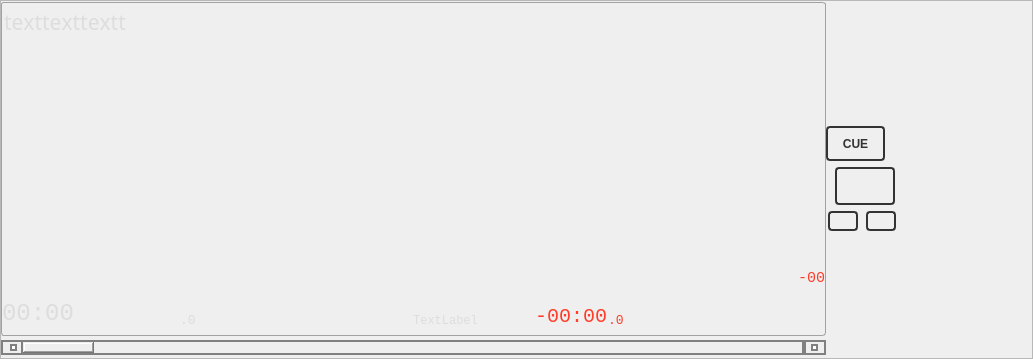
Above: src/playerwidget.ui from knowthelist/knowthelist before the change. Below: the same form after it.
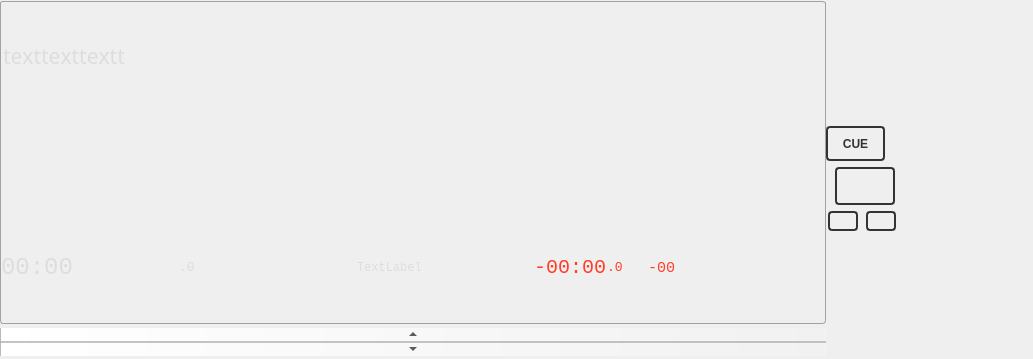
That is the form after the change. Custom widgets are drawn as their Qt base class.

What changed in the file:
```diff
--- a/src/playerwidget.ui
+++ b/src/playerwidget.ui
@@ -11,7 +11,7 @@
    </rect>
   </property>
   <property name="sizePolicy">
-   <sizepolicy hsizetype="Preferred" vsizetype="Preferred">
+    <sizepolicy hsizetype="Preferred" vsizetype="Expanding">
     <horstretch>0</horstretch>
     <verstretch>0</verstretch>
    </sizepolicy>
@@ -209,10 +209,7 @@
       <string notr="true"/>
      </property>
      <property name="frameShape">
-      <enum>QFrame::Shape::StyledPanel</enum>
-     </property>
-     <property name="frameShadow">
-      <enum>QFrame::Shadow::Raised</enum>
+      <enum>QFrame::NoFrame</enum>
      </property>
      <layout class="QHBoxLayout" name="horizontalLayout">
       <property name="spacing">
@@ -233,9 +230,9 @@
       <item>
        <widget class="QFrame" name="frame_3">
         <property name="sizePolicy">
-         <sizepolicy hsizetype="Preferred" vsizetype="Expanding">
+         <sizepolicy hsizetype="Expanding" vsizetype="Expanding">
           <horstretch>4</horstretch>
-          <verstretch>0</verstretch>
+          <verstretch>4</verstretch>
          </sizepolicy>
         </property>
         <property name="minimumSize">
@@ -251,10 +248,7 @@
          </size>
         </property>
         <property name="frameShape">
-         <enum>QFrame::Shape::NoFrame</enum>
-        </property>
-        <property name="frameShadow">
-         <enum>QFrame::Shadow::Raised</enum>
+         <enum>QFrame::NoFrame</enum>
         </property>
         <layout class="QGridLayout" name="gridLayout_3" rowstretch="1,0">
          <property name="leftMargin">
@@ -297,9 +291,6 @@
            <property name="pageStep">
             <number>100</number>
            </property>
-           <property name="orientation">
-            <enum>Qt::Orientation::Horizontal</enum>
-           </property>
            <property name="invertedControls">
             <bool>false</bool>
            </property>
@@ -320,10 +311,7 @@
             </size>
            </property>
            <property name="frameShape">
-            <enum>QFrame::Shape::NoFrame</enum>
-           </property>
-           <property name="frameShadow">
-            <enum>QFrame::Shadow::Raised</enum>
+            <enum>QFrame::NoFrame</enum>
            </property>
            <layout class="QVBoxLayout" name="verticalLayout">
             <property name="spacing">
@@ -810,9 +798,6 @@
               <property name="scaledContents">
                <bool>false</bool>
               </property>
-              <property name="alignment">
-               <set>Qt::AlignmentFlag::AlignLeading|Qt::AlignmentFlag::AlignLeft|Qt::AlignmentFlag::AlignTop</set>
-              </property>
               <property name="wordWrap">
                <bool>true</bool>
               </property>
@@ -842,10 +827,7 @@
                </size>
               </property>
               <property name="frameShape">
-               <enum>QFrame::Shape::NoFrame</enum>
-              </property>
-              <property name="frameShadow">
-               <enum>QFrame::Shadow::Raised</enum>
+               <enum>QFrame::NoFrame</enum>
               </property>
               <layout class="QHBoxLayout" name="horizontalLayout_7">
                <property name="leftMargin">
@@ -906,10 +888,7 @@
                </size>
               </property>
               <property name="frameShape">
-               <enum>QFrame::Shape::NoFrame</enum>
-              </property>
-              <property name="frameShadow">
-               <enum>QFrame::Shadow::Raised</enum>
+               <enum>QFrame::NoFrame</enum>
               </property>
               <layout class="QHBoxLayout" name="horizontalLayout_5">
                <property name="spacing">
@@ -1406,9 +1385,6 @@
                  <property name="scaledContents">
                   <bool>false</bool>
                  </property>
-                 <property name="alignment">
-                  <set>Qt::AlignmentFlag::AlignBottom|Qt::AlignmentFlag::AlignLeft|Qt::AlignmentFlag::AlignLeading</set>
-                 </property>
                  <property name="margin">
                   <number>0</number>
                  </property>
@@ -1895,9 +1871,6 @@
                  <property name="scaledContents">
                   <bool>false</bool>
                  </property>
-                 <property name="alignment">
-                  <set>Qt::AlignmentFlag::AlignBottom|Qt::AlignmentFlag::AlignLeading|Qt::AlignmentFlag::AlignLeft</set>
-                 </property>
                  <property name="wordWrap">
                   <bool>false</bool>
                  </property>
@@ -1937,9 +1910,6 @@
                  <property name="text">
                   <string>TextLabel</string>
                  </property>
-                 <property name="alignment">
-                  <set>Qt::AlignmentFlag::AlignBottom|Qt::AlignmentFlag::AlignHCenter</set>
-                 </property>
                  <property name="wordWrap">
                   <bool>false</bool>
                  </property>
@@ -2425,9 +2395,6 @@
                  <property name="text">
                   <string>-00:00</string>
                  </property>
-                 <property name="alignment">
-                  <set>Qt::AlignmentFlag::AlignBottom|Qt::AlignmentFlag::AlignRight|Qt::AlignmentFlag::AlignTrailing</set>
-                 </property>
                  <property name="wordWrap">
                   <bool>false</bool>
                  </property>
@@ -2916,9 +2883,6 @@
                  <property name="text">
                   <string>.0</string>
                  </property>
-                 <property name="alignment">
-                  <set>Qt::AlignmentFlag::AlignBottom|Qt::AlignmentFlag::AlignLeading|Qt::AlignmentFlag::AlignLeft</set>
-                 </property>
                  <property name="margin">
                   <number>2</number>
                  </property>
@@ -2954,9 +2918,6 @@
                  <property name="text">
                   <string>-00</string>
                  </property>
-                 <property name="alignment">
-                  <set>Qt::AlignmentFlag::AlignRight|Qt::AlignmentFlag::AlignTrailing|Qt::AlignmentFlag::AlignVCenter</set>
-                 </property>
                  <property name="wordWrap">
                   <bool>false</bool>
                  </property>
@@ -2998,10 +2959,7 @@
          </size>
         </property>
         <property name="frameShape">
-         <enum>QFrame::Shape::NoFrame</enum>
-        </property>
-        <property name="frameShadow">
-         <enum>QFrame::Shadow::Raised</enum>
+         <enum>QFrame::NoFrame</enum>
         </property>
         <layout class="QVBoxLayout" name="verticalLayout_2">
          <property name="spacing">
```
Left out of the diff: 17 changed lines with no effect on the pictures. Lines whose indentation alone changed are shown as unchanged.
